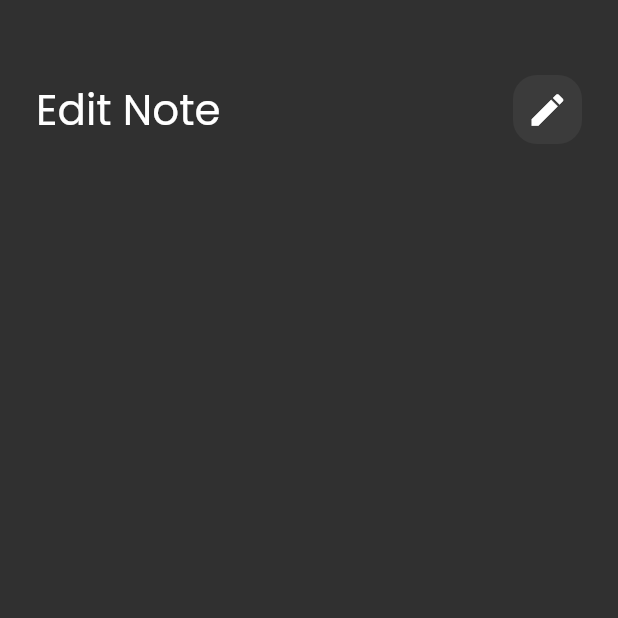
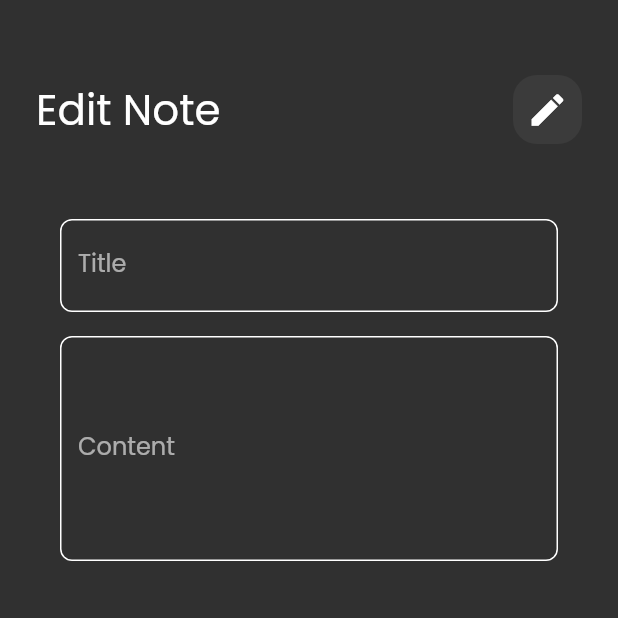
Before and after one commit to mahmoud25081983/note_app, a Flutter app: the EditNoteView screen opened directly, on a phone screen of 412 x 824 dp, the top half of it. Run offline on Flutter 3.47's test engine with Material 2 defaults, Android fonts, the phone set to English and light mode, and no system bars; our stand-ins replace font_awesome_flutter.

Commit message:
edite note view ui done

```diff
--- a/lib/views/widgets/edit_view_body.dart
+++ b/lib/views/widgets/edit_view_body.dart
@@ -1,5 +1,7 @@
 import 'package:flutter/material.dart';
 import 'package:noteapp/views/widgets/custome_app_bar.dart';
+
+import 'Custom_text_field.dart';
 
 class EditNoteViewBody extends StatelessWidget {
   const EditNoteViewBody({super.key});
@@ -9,10 +11,13 @@ class EditNoteViewBody extends StatelessWidget {
     return Padding(
       padding: const EdgeInsets.symmetric(horizontal: 24),
       child: Column(
-        children: const [
-          SizedBox(height: 50),
-          CustomUppBar(title: "Edit Note", icon: Icons.edit),
-
+        children: [
+          const SizedBox(height: 50),
+          const CustomUppBar(title: "Edit Note", icon: Icons.edit),
+          const SizedBox(height: 50),
+          CustomTextField(labelText: "Title"),
+          const SizedBox(height: 16),
+          CustomTextField(labelText: "Content", maxLines: 5),
         ],
       ),
     );
```
